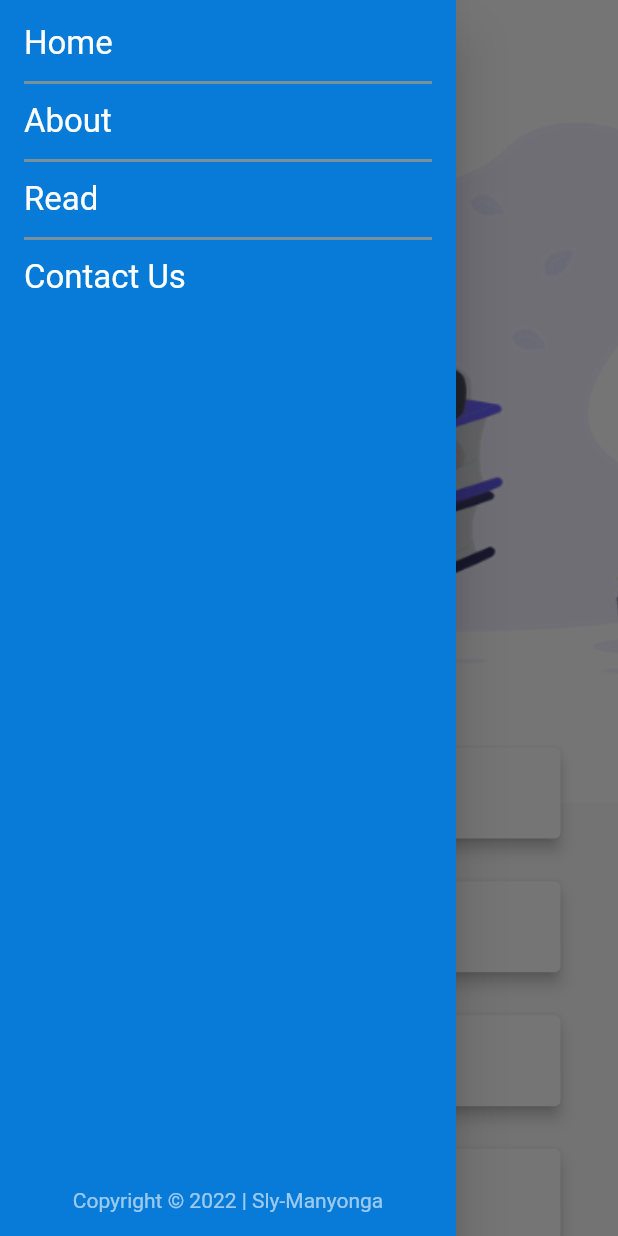
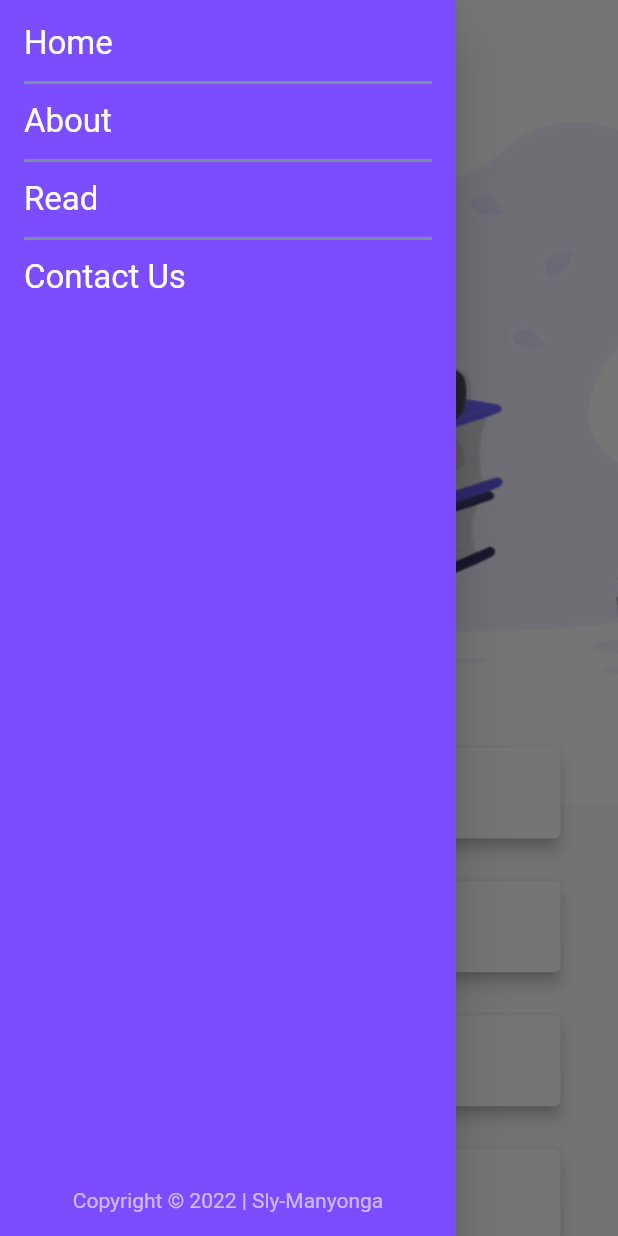
Before and after one commit to Sly-Manyonga/flutter-web-app, a Flutter app: the screen it shows after launch, with the side drawer open, on a phone screen of 412 x 824 dp. Run offline on Flutter 3.47's test engine with Material 2 defaults, Android fonts, the phone set to English and light mode, and no system bars; our stand-ins replace carousel_slider; Roboto replaces fonts that are missing (Raleway).

Commit message:
purple color

```diff
--- a/lib/screens/home_page.dart
+++ b/lib/screens/home_page.dart
@@ -40,14 +40,14 @@ class _HomePageState extends State<HomePage> {
       extendBodyBehindAppBar: true,
       appBar: (screenSize.width < 800)
           ? AppBar(
-              iconTheme: const IconThemeData(color: Colors.blue),
+              iconTheme: const IconThemeData(color: Colors.deepPurpleAccent),
               elevation: 0,
               backgroundColor: Colors.white.withOpacity(_opacity),
               centerTitle: true,
               title: const Text(
                 'Author',
                 style: TextStyle(
-                  color: Color(0xFF077bd7),
+                  color: Colors.deepPurple,
                   fontSize: 26,
                   fontFamily: 'Raleway',
                   fontWeight: FontWeight.w900,
--- a/lib/widgets/menu_drawer.dart
+++ b/lib/widgets/menu_drawer.dart
@@ -9,7 +9,7 @@ class MenuDrawer extends StatelessWidget {
   Widget build(BuildContext context) {
     return Drawer(
       child: Container(
-        color: const Color(0xFF077bd7),
+        color: Colors.deepPurpleAccent,
         child: Padding(
           padding: const EdgeInsets.all(16.0),
           child: Column(
--- a/lib/widgets/top_bar_contents.dart
+++ b/lib/widgets/top_bar_contents.dart
@@ -35,7 +35,7 @@ class _TopBarContentsState extends State<TopBarContents> {
                     const Text(
                       'Author',
                       style: TextStyle(
-                        color: Color(0xFF077bd7),
+                        color: Colors.deepPurple,
                         fontSize: 26,
                         fontFamily: 'Raleway',
                         fontWeight: FontWeight.w900,
```
